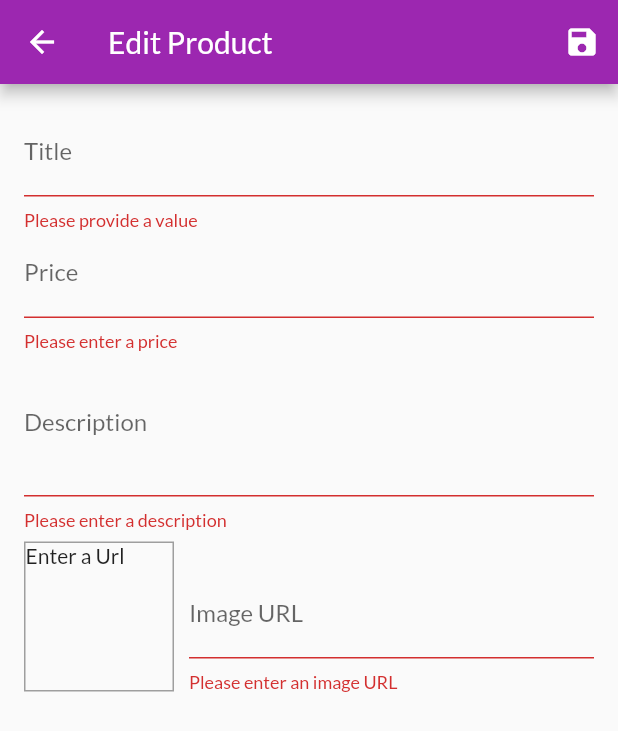
After one commit to Abdullahhameed/shop_app, a Flutter app: the EditProductScreen screen opened by its route, after a tap on the "save" icon, on a phone screen of 412 x 824 dp. The commit adds this screen. Shown: the top 731 px of the screen. Run offline on Flutter 3.47's test engine with Material 2 defaults, Android fonts, the phone set to English and light mode, and no system bars; network calls fail.

Commit message:
Working with User Input & Forms

```diff
--- a/lib/main.dart
+++ b/lib/main.dart
@@ -8,6 +8,8 @@ import './providers/products.dart';
 import './providers/cart.dart';
 import './providers/orders.dart';
 import './screens/orders_screen.dart';
+import './screens/user_products_screen.dart';
+import './screens/edit_product_screen.dart';
 
 void main() => runApp(MyApp());
 
@@ -30,6 +32,7 @@ class MyApp extends StatelessWidget {
       ],
       child: MaterialApp(
         title: 'MyShop',
+        debugShowCheckedModeBanner: false,
         theme: ThemeData(
           primarySwatch: Colors.purple,
           accentColor: Colors.deepOrange,
@@ -40,6 +43,8 @@ class MyApp extends StatelessWidget {
           ProductDetailScreen.routeName: (ctx) => ProductDetailScreen(),
           CartScreen.routeName: (ctx) => CartScreen(),
           OrdersScreen.routeName: (ctx) => OrdersScreen(),
+          UserProductsScreen.routeName: (ctx) => UserProductsScreen(),
+          EditProductScreen.routeName: (ctx) => EditProductScreen(),
         },
       ),
     );
--- a/lib/providers/products.dart
+++ b/lib/providers/products.dart
@@ -82,8 +82,33 @@ class Products with ChangeNotifier {
   //   notifyListeners();
   // }
 
-  void addProduct() {
+  void addProduct(Product product) {
+    final newProduct = Product(
+      title: product.title,
+      description: product.description,
+      price: product.price,
+      imageUrl: product.imageUrl,
+      id: DateTime.now().toString(),
+    );
+
+    _items.add(newProduct);
+    _items.insert(0, newProduct); // at the start of the list
     // _items.add(value);
     notifyListeners();
   }
+
+  void updateProduct(String id, Product newProduct){
+    final prodIndex = _items.indexWhere((prod) => prod.id == id);
+    if(prodIndex >= 0) {
+      _items[prodIndex] = newProduct;
+      notifyListeners();
+    } else {
+      print('...');
+    }
+  }
+
+  void deleteProduct(String id) {
+    _items.removeWhere((prod) => prod.id == id);
+    notifyListeners();
+  }
 }
--- /dev/null
+++ b/lib/screens/edit_product_screen.dart
@@ -0,0 +1,268 @@
+import 'package:flutter/material.dart';
+import 'package:provider/provider.dart';
+import '../providers/product.dart';
+import '../providers/products.dart';
+
+class EditProductScreen extends StatefulWidget {
+  static const routeName = '/edit-product';
+
+  @override
+  _EditProductScreenState createState() => _EditProductScreenState();
+}
+
+class _EditProductScreenState extends State<EditProductScreen> {
+  final _priceFocusNode = FocusNode();
+  final _descriptionFocusNode = FocusNode();
+  final _imageUrlController = TextEditingController();
+  final _imageUrlFocusNode = FocusNode();
+  final _form = GlobalKey<FormState>();
+
+  var _editedProduct = Product(
+    id: '',
+    title: '',
+    price: 0,
+    description: '',
+    imageUrl: '',
+  );
+  var _initValues = {
+    'title' : '',
+    'description' : '',
+    'price' : '',
+    'imageUrl' : '',
+  };
+  var _isInit = true;
+
+  @override
+  void initState() {
+    _imageUrlFocusNode.addListener(_updateImageUrl);
+    super.initState();
+  }
+
+  @override
+  void didChangeDependencies() {
+    if(_isInit) {
+      final productId = ModalRoute.of(context)!.settings.arguments;
+      if(productId != null) {
+        _editedProduct = Provider.of<Products>(context, listen: false).findById(productId as String);
+        _initValues = {
+          'title' : _editedProduct.title,
+          'description' : _editedProduct.description,
+          'price' : _editedProduct.price.toString(),
+          // 'imageUrl' : _editedProduct.imageUrl
+          'imageUrl' : '',
+        };
+        _imageUrlController.text = _editedProduct.imageUrl;
+      }
+    }
+    _isInit = false;
+    super.didChangeDependencies();
+  }
+
+  @override
+  void dispose() {
+    _imageUrlFocusNode.removeListener(_updateImageUrl);
+    _priceFocusNode.dispose();
+    _descriptionFocusNode.dispose();
+    _imageUrlController.dispose();
+    _imageUrlFocusNode.dispose();
+    super.dispose();
+  }
+
+  void _updateImageUrl() {
+    if (!_imageUrlFocusNode.hasFocus) {
+      if((!_imageUrlController.text.startsWith('http') && !_imageUrlController.text.startsWith('https')) || (!_imageUrlController.text.endsWith('.png') && !_imageUrlController.text.endsWith('.jpg') && !_imageUrlController.text.endsWith('.jpeg')))
+      {
+        return;
+      }
+      setState(() {});
+    }
+  }
+
+  void _saveForm() {
+    final isValid = _form.currentState!.validate();
+    if(!isValid){
+      return;
+    }
+    _form.currentState!.save();
+    if(_editedProduct.id != null) {
+      Provider.of<Products>(context, listen: false).updateProduct(_editedProduct.id, _editedProduct);
+    } else {
+      Provider.of<Products>(context, listen: false).addProduct(_editedProduct);
+    }
+
+    Navigator.of(context).pop();
+
+    // print(_editedProduct.title);
+    // print(_editedProduct.price);
+    // print(_editedProduct.description);
+    // print(_editedProduct.imageUrl);
+  }
+
+  Widget build(BuildContext context) {
+    return Scaffold(
+      appBar: AppBar(
+        title: Text('Edit Product'),
+        actions: [
+          IconButton(
+            onPressed: _saveForm,
+            icon: Icon(Icons.save),
+          ),
+        ],
+      ),
+      body: Padding(
+        padding: const EdgeInsets.all(16.0),
+        child: Form(
+          key: _form,
+          child: ListView(
+            children: [
+              TextFormField(
+                initialValue: _initValues['title'],
+                decoration: InputDecoration(labelText: 'Title'),
+                textInputAction: TextInputAction.next,
+                onFieldSubmitted: (_) {
+                  FocusScope.of(context).requestFocus(_priceFocusNode);
+                },
+                validator: (value) {
+                  if(value!.isEmpty){
+                    return 'Please provide a value';
+                  }
+                  return null;
+                },
+                onSaved: (value) {
+                  _editedProduct = Product(
+                    title: value as String,
+                    price: _editedProduct.price,
+                    description: _editedProduct.description,
+                    imageUrl: _editedProduct.imageUrl,
+                    id: _editedProduct.id,
+                    isFavorite: _editedProduct.isFavorite,
+                  );
+                },
+              ),
+              TextFormField(
+                initialValue: _initValues['price'],
+                decoration: InputDecoration(labelText: 'Price'),
+                textInputAction: TextInputAction.next,
+                keyboardType: TextInputType.number,
+                focusNode: _priceFocusNode,
+                onFieldSubmitted: (_) {
+                  FocusScope.of(context).requestFocus(_descriptionFocusNode);
+                },
+                validator: (value){
+                  if(value!.isEmpty) {
+                    return 'Please enter a price';
+                  }
+                  if(double.tryParse(value) == null) {
+                    return 'Please enter a valid number';
+                  }
+                  if(double.parse(value) <= 0) {
+                    return "Please enter a number greater than zero.";
+                  }
+                  return null;
+                },
+                onSaved: (value) {
+                  _editedProduct = Product(
+                    title: _editedProduct.title,
+                    price: double.parse(value as String),
+                    description: _editedProduct.description,
+                    imageUrl: _editedProduct.imageUrl,
+                    id: _editedProduct.id,
+                    isFavorite: _editedProduct.isFavorite,
+                  );
+                },
+              ),
+              TextFormField(
+                initialValue: _initValues['description'],
+                decoration: InputDecoration(labelText: 'Description'),
+                maxLines: 3,
+                keyboardType: TextInputType.multiline,
+                focusNode: _descriptionFocusNode,
+                validator: (value) {
+                  if(value!.isEmpty) {
+                    return "Please enter a description";
+                  }
+                  if(value.length < 10) {
+                    return "Should be at least 10 characters long.";
+                  }
+                  return null;
+                },
+                onSaved: (value) {
+                  _editedProduct = Product(
+                    title: _editedProduct.title,
+                    price: _editedProduct.price,
+                    description: value as String,
+                    imageUrl: _editedProduct.imageUrl,
+                    id: _editedProduct.id,
+                    isFavorite: _editedProduct.isFavorite,
+                  );
+                },
+              ),
+              Row(
+                crossAxisAlignment: CrossAxisAlignment.end,
+                children: [
+                  Container(
+                    width: 100,
+                    height: 100,
+                    margin: EdgeInsets.only(
+                      top: 8,
+                      right: 10,
+                    ),
+                    decoration: BoxDecoration(
+                      border: Border.all(
+                        width: 1,
+                        color: Colors.grey,
+                      ),
+                    ),
+                    child: _imageUrlController.text.isEmpty
+                        ? Text('Enter a Url')
+                        : FittedBox(
+                            child: Image.network(
+                              _imageUrlController.text,
+                              fit: BoxFit.cover,
+                            ),
+                          ),
+                  ),
+                  Expanded(
+                    child: TextFormField(
+                      // initialValue: _initValues['imageUrl'],
+                      decoration: InputDecoration(labelText: 'Image URL'),
+                      keyboardType: TextInputType.url,
+                      textInputAction: TextInputAction.done,
+                      controller: _imageUrlController,
+                      focusNode: _imageUrlFocusNode,
+                      validator: (value) {
+                        if(value!.isEmpty){
+                          return "Please enter an image URL";
+                        }
+                        if(!value.startsWith('http') && !value.startsWith('https')){
+                          return "Please enter a valid URL.";
+                        }
+                        if(!value.endsWith('.png') && !value.endsWith('.jpg') && !value.endsWith('.jpeg')){
+                          return "Please enter a valid image URL.";
+                        }
+                        return null;
+                      },
+                      onFieldSubmitted: (_) {
+                        _saveForm();
+                      },
+                      onSaved: (value) {
+                        _editedProduct = Product(
+                          title: _editedProduct.title,
+                          price: _editedProduct.price,
+                          description: _editedProduct.description,
+                          imageUrl: value as String,
+                          id: _editedProduct.id,
+                          isFavorite: _editedProduct.isFavorite,
+                        );
+                      },
+                    ),
+                  ),
+                ],
+              ),
+            ],
+          ),
+        ),
+      ),
+    );
+  }
+}
--- a/lib/widgets/app_drawer.dart
+++ b/lib/widgets/app_drawer.dart
@@ -1,6 +1,7 @@
 import 'package:flutter/material.dart';
 
 import '../screens/orders_screen.dart';
+import '../screens/user_products_screen.dart';
 
 class AppDrawer extends StatelessWidget {
 
@@ -29,6 +30,14 @@ class AppDrawer extends StatelessWidget {
               Navigator.of(context).pushReplacementNamed(OrdersScreen.routeName);
             },
           ),
+          Divider(),
+          ListTile(
+            leading: Icon(Icons.edit),
+            title: Text('Manage Products'),
+            onTap: () {
+              Navigator.of(context).pushReplacementNamed(UserProductsScreen.routeName);
+            },
+          ),
         ],
       ),
     );
--- a/lib/widgets/badge.dart
+++ b/lib/widgets/badge.dart
@@ -5,7 +5,7 @@ class Badge extends StatelessWidget {
     Key? key,
     required this.child,
     required this.value,
-    this.color = Colors.amber,
+    this.color = Colors.amberAccent,
   }) : super(key: key);
 
   final Widget child;
```
Also changed, not shown: lib/providers/cart.dart (+20 -2 lines), lib/screens/user_products_screen.dart (added, +46 -0 lines), lib/widgets/cart_item.dart (+20 -0 lines), lib/widgets/product_item.dart (+15 -0 lines), lib/widgets/user_product_item.dart (added, +43 -0 lines).
